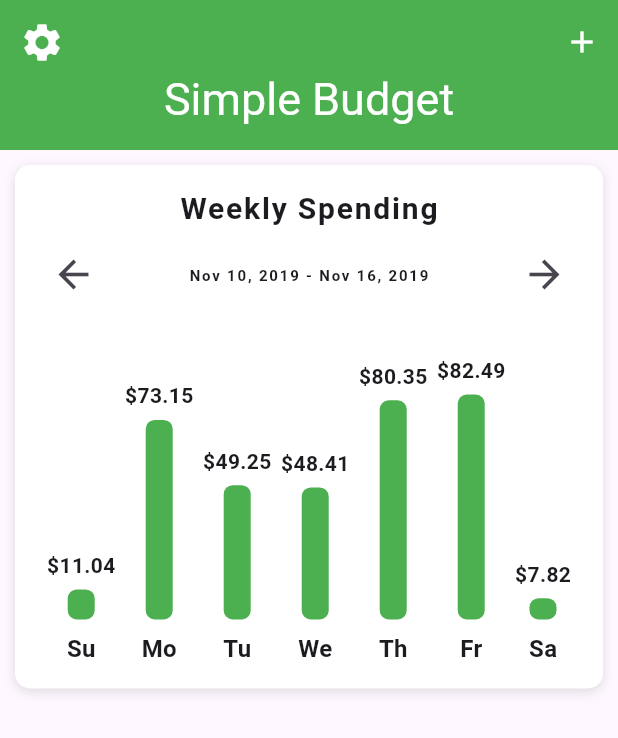
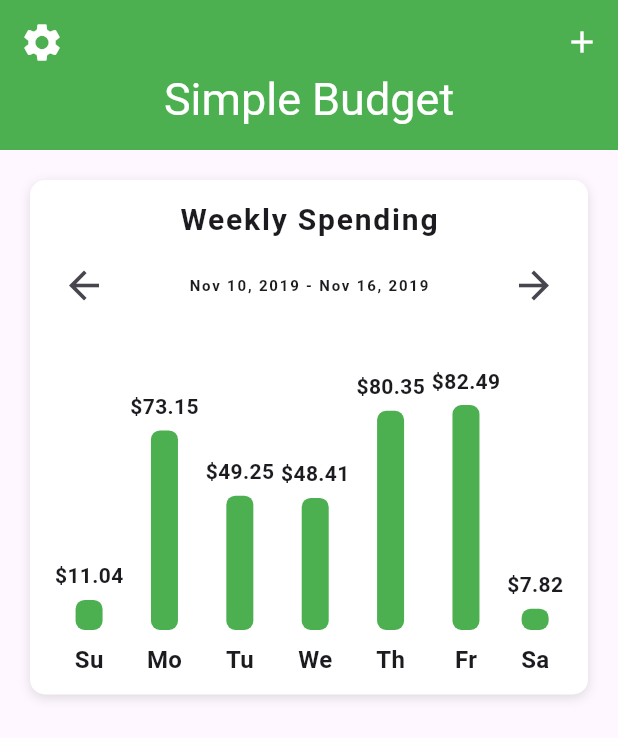
Before and after one commit to REp007/flutter_budget_ui, a Flutter app: the screen it shows after launch, on a phone screen of 412 x 824 dp. Shown: the top 738 px of the screen. Run offline on Flutter 3.47's test engine with Material 3 defaults, Android fonts, the phone set to English and light mode, and no system bars.

Commit message:
Adjust margins and padding in home screen and bar chart for improved layout

```diff
--- a/lib/screen/home_screen.dart
+++ b/lib/screen/home_screen.dart
@@ -39,7 +39,7 @@ class _HomeScreenState extends State<HomeScreen> {
             delegate: SliverChildBuilderDelegate(
               (BuildContext context, int index) {
                 return Container(
-                  margin: EdgeInsets.all(10.0),
+                  margin: EdgeInsets.fromLTRB(20.0, 20.0, 20.0, 10.0),
                   /**
                    * Error when specif height 100.0
                    */
--- a/lib/widgets/bar_chart.dart
+++ b/lib/widgets/bar_chart.dart
@@ -12,7 +12,7 @@ class BarChart extends StatelessWidget {
       if (price > mostExpensive) mostExpensive = price;
     });
     return Padding(
-      padding: const EdgeInsets.all(15.0),
+      padding: const EdgeInsets.all(12.0),
       child: Column(
         children: [
           Text(
```
